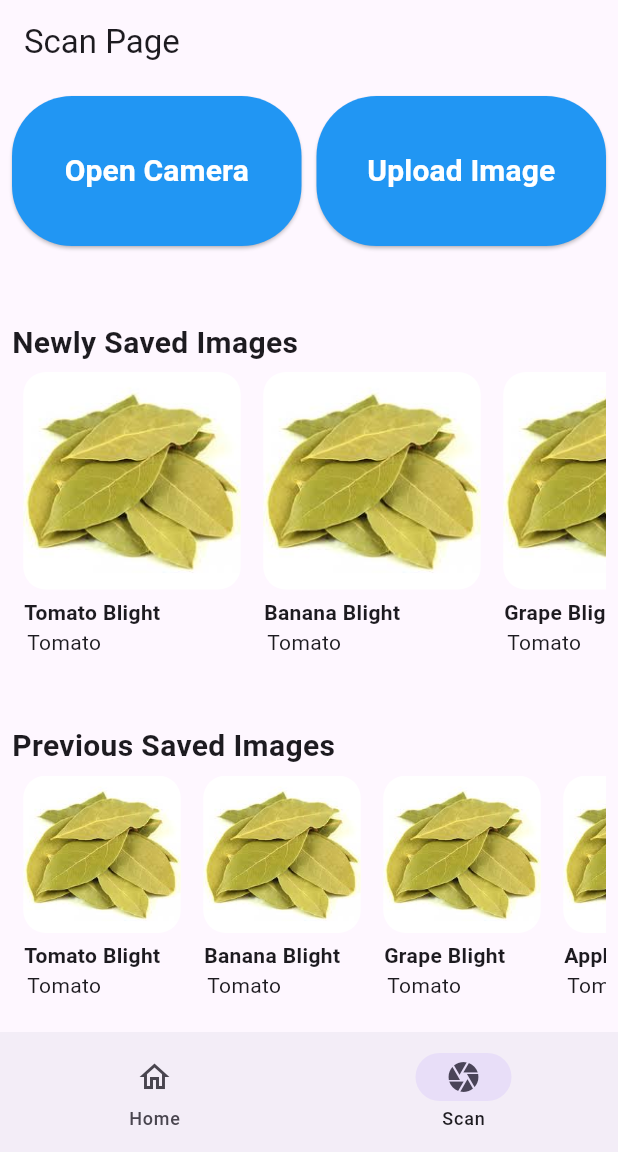
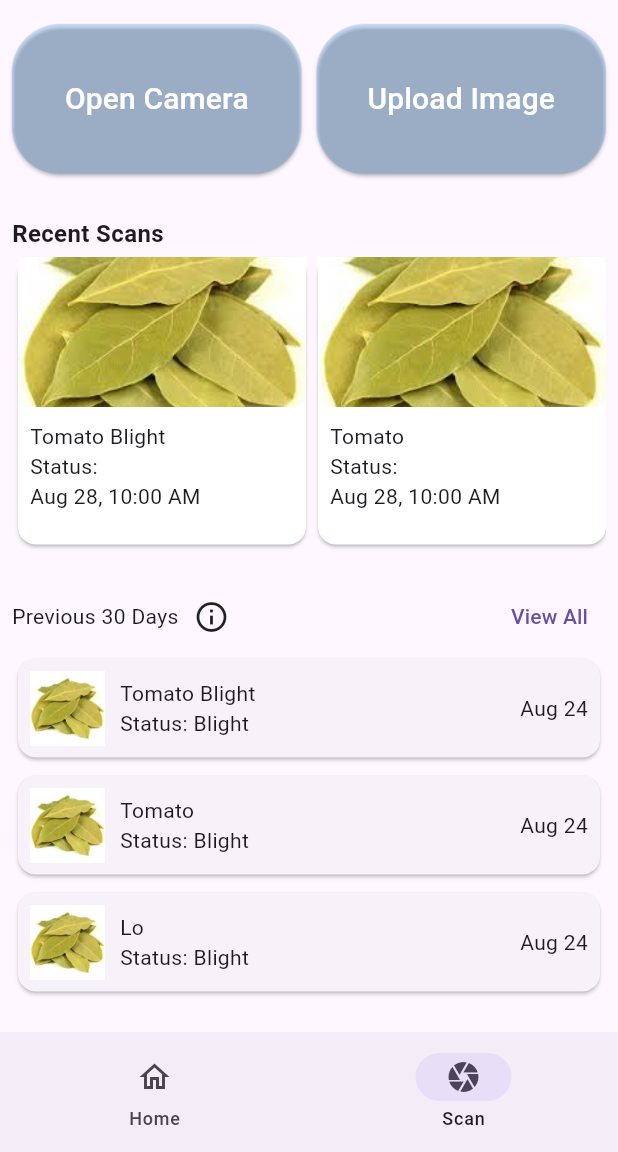
Before and after one commit to brentibanez331/plant-disease-thesis, a Flutter app: the screen it shows after launch, item 2 of the bottom bar chosen, on a phone screen of 412 x 824 dp, the part 84-1236 px from its top. Run offline on Flutter 3.47's test engine with Material 3 defaults, Android fonts, the phone set to English and light mode, and no system bars; our stand-ins replace firebase_auth, firebase_core, flutter_dotenv, image_picker; accounts and stored records are empty.

Commit message:
:rocket: card updates, katugnaw di sakon ginatiniran

```diff
--- a/lib/pages/scan.dart
+++ b/lib/pages/scan.dart
@@ -3,7 +3,8 @@ import 'package:flutter/material.dart';
 import 'package:image_picker/image_picker.dart';
 import 'package:thesis/pages/scan_result.dart';
 import 'package:thesis/services/camera_service.dart';
-import 'package:thesis/utils/containerWidgets.dart';
+import 'package:thesis/utils/colors.dart';
+import 'package:thesis/widgets/containerWidgets.dart';
 
 class ScanPage extends StatefulWidget {
   const ScanPage({Key? key}) : super(key: key);
@@ -50,50 +51,59 @@ class _ScanPageState extends State<ScanPage> {
   @override
   Widget build(BuildContext context) {
     return Scaffold(
-      appBar: AppBar(
-        title: const Text('Scan Page'),
-      ),
+      // appBar: AppBar(
+      //   title: const Text('Scan Page'),
+      // ),
       body: Padding(
         padding: const EdgeInsets.all(8.0),
+        child: SingleChildScrollView(
           child: Column(
             children: [
-            Row(
+              Padding(
+                padding: const EdgeInsets.symmetric(vertical: 8.0),
+                child: Row(
                   mainAxisAlignment: MainAxisAlignment.spaceEvenly,
                   children: [
                     Expanded(
+                      child: SizedBox(
+                        height: 100,
                         child: ElevatedButton(
                           onPressed: _openCamera,
                           style: ElevatedButton.styleFrom(
-                        backgroundColor: Colors.blue,
+                              backgroundColor: Colors.blue.withOpacity(0.2),
                               foregroundColor: Colors.white,
-                        minimumSize: const Size(20, 100),
+                              // minimumSize: const Size(20, 100),
                               shape: RoundedRectangleBorder(
-                            borderRadius: BorderRadius.circular(40))),
+                                  borderRadius: BorderRadius.circular(32))),
                           child: const Text(
                             "Open Camera",
-                      style:
-                          TextStyle(fontSize: 20, fontWeight: FontWeight.bold),
+                            style: TextStyle(fontSize: 20),
                           ),
                         ),
                       ),
-                const SizedBox(width: 10), // Add some space between the buttons
+                    ),
+                    const SizedBox(
+                        width: 10), // Add some space between the buttons
                     Expanded(
+                      child: SizedBox(
+                        height: 100,
                         child: ElevatedButton(
                           onPressed: _openGallery,
                           style: ElevatedButton.styleFrom(
-                        backgroundColor: Colors.blue,
+                              backgroundColor: Colors.blue.withOpacity(0.2),
                               foregroundColor: Colors.white,
-                        minimumSize: const Size(20, 100),
+                              // minimumSize: const Size(20, 100),
                               shape: RoundedRectangleBorder(
-                            borderRadius: BorderRadius.circular(40))),
+                                  borderRadius: BorderRadius.circular(32))),
                           child: const Text(
                             "Upload Image",
-                      style:
-                          TextStyle(fontSize: 20, fontWeight: FontWeight.bold),
+                            style: TextStyle(fontSize: 20),
+                          ),
                         ),
                       ),
                     ),
                   ],
+                ),
               ),
               if (image != null)
                 Padding(
@@ -104,87 +114,167 @@ class _ScanPageState extends State<ScanPage> {
                 child: Align(
                   alignment: Alignment.centerLeft,
                   child: Padding(
-                  padding: EdgeInsets.only(top: 50.0),
+                    padding: EdgeInsets.only(top: 20.0),
                     child: Text(
-                    "Newly Saved Images",
-                    style: TextStyle(fontWeight: FontWeight.bold, fontSize: 20),
+                      "Recent Scans",
+                      style:
+                          TextStyle(fontWeight: FontWeight.bold, fontSize: 16),
                     ),
                   ),
                 ),
               ),
-            SingleChildScrollView(
+              SizedBox(
+                height: 200,
+                child: ListView.builder(
                   scrollDirection: Axis.horizontal,
-              child: Row(
+                  itemCount: buttonTitles.length,
+                  itemBuilder: (context, index) {
+                    return SizedBox(
+                      width: 200,
+                      child: Card(
+                        child: Padding(
+                          padding: const EdgeInsets.only(bottom: 8.0),
+                          child: Column(
+                            crossAxisAlignment: CrossAxisAlignment.start,
                             children: [
-                  Containerwidgets().historyButton(
-                      context,
-                      'img/leafSample.jpeg',
-                      'Tomato Blight',
-                      'Tomato',
-                      160,
-                      200),
-                  Containerwidgets().historyButton(
-                      context,
-                      'img/leafSample.jpeg',
-                      'Banana Blight',
-                      'Tomato',
-                      160,
-                      200),
-                  Containerwidgets().historyButton(
-                      context,
-                      'img/leafSample.jpeg',
-                      'Grape Blight',
-                      'Tomato',
-                      160,
-                      200),
-                  Containerwidgets().historyButton(context,
-                      'img/leafSample.jpeg', 'Apple Blight', 'Tomato', 160, 200)
+                              Image(
+                                image: AssetImage("img/leafSample.jpeg"),
+                                height: 100,
+                                width: double.maxFinite,
+                                fit: BoxFit.cover,
+                              ),
+                              SizedBox(height: 10),
+                              Padding(
+                                padding:
+                                    const EdgeInsets.symmetric(horizontal: 8.0),
+                                child: Column(
+                                  crossAxisAlignment: CrossAxisAlignment.start,
+                                  children: [
+                                    Text(buttonTitles[index]),
+                                    Text("Status: "),
+                                    Text("Aug 28, 10:00 AM"),
+                                  ],
+                                ),
+                              )
                             ],
                           ),
                         ),
-            const SizedBox(
+                        color: AppColors.primary,
+                      ),
+                    );
+                  },
+                ),
+              ),
+
+              // SingleChildScrollView(
+              //   scrollDirection: Axis.horizontal,
+              //   child: Row(
+              //     children: [
+              //       Containerwidgets().historyButton(
+              //           context,
+              //           'img/leafSample.jpeg',
+              //           'Tomato Blight',
+              //           'Tomato',
+              //           160,
+              //           200),
+              //       Containerwidgets().historyButton(
+              //           context,
+              //           'img/leafSample.jpeg',
+              //           'Banana Blight',
+              //           'Tomato',
+              //           160,
+              //           200),
+              //       Containerwidgets().historyButton(
+              //           context,
+              //           'img/leafSample.jpeg',
+              //           'Grape Blight',
+              //           'Tomato',
+              //           160,
+              //           200),
+              //       Containerwidgets().historyButton(
+              //           context,
+              //           'img/leafSample.jpeg',
+              //           'Apple Blight',
+              //           'Tomato',
+              //           160,
+              //           200)
+              //     ],
+              //   ),
+              // ),
+              SizedBox(
                 child: Align(
                   alignment: Alignment.centerLeft,
                   child: Padding(
-                  padding: EdgeInsets.only(top: 40.0),
-                  child: Text(
-                    "Previous Saved Images",
-                    style: TextStyle(fontWeight: FontWeight.bold, fontSize: 20),
+                    padding: EdgeInsets.only(top: 20.0),
+                    child: Row(
+                      mainAxisAlignment: MainAxisAlignment.spaceBetween,
+                      children: [
+                        Row(
+                          children: [
+                            Text(
+                              "Previous 30 Days",
+                              // style:
+                              //     TextStyle(fontSize: 20),
+                            ),
+                            SizedBox(width: 10),
+                            Icon(Icons.info_outline)
+                          ],
+                        ),
+                        TextButton(
+                          child: Text("View All"),
+                          onPressed: () {},
+                        )
+                      ],
                     ),
                   ),
                 ),
               ),
-            SingleChildScrollView(
-              scrollDirection: Axis.horizontal,
+              ListView.builder(
+                  shrinkWrap: true,
+                  itemCount: buttonTitles.length,
+                  physics: NeverScrollableScrollPhysics(),
+                  itemBuilder: (BuildContext context, int index) {
+                    return Padding(
+                        padding: const EdgeInsets.only(bottom: 4.0),
+                        child: Card(
+                          // style: FilledButton.styleFrom(
+                          //     backgroundColor: AppColors.cardBackground),
+                          child: GestureDetector(
+                            onTap: () {},
+                            child: Padding(
+                              padding: const EdgeInsets.all(8.0),
                               child: Row(
+                                mainAxisAlignment:
+                                    MainAxisAlignment.spaceBetween,
                                 children: [
-                  Containerwidgets().historyButton(
-                      context,
-                      'img/leafSample.jpeg',
-                      'Tomato Blight',
-                      'Tomato',
-                      120,
-                      160),
-                  Containerwidgets().historyButton(
-                      context,
-                      'img/leafSample.jpeg',
-                      'Banana Blight',
-                      'Tomato',
-                      120,
-                      160),
-                  Containerwidgets().historyButton(
-                      context,
-                      'img/leafSample.jpeg',
-                      'Grape Blight',
-                      'Tomato',
-                      120,
-                      160),
-                  Containerwidgets().historyButton(context,
-                      'img/leafSample.jpeg', 'Apple Blight', 'Tomato', 120, 160)
+                                  Row(
+                                    children: [
+                                      Image(
+                                          image:
+                                              AssetImage("img/leafSample.jpeg"),
+                                          width: 50,
+                                          height: 50),
+                                      SizedBox(width: 10),
+                                      Column(
+                                        // mainAxisAlignment: MainAxisAlignment.start,
+                                        crossAxisAlignment:
+                                            CrossAxisAlignment.start,
+                                        children: [
+                                          Text(buttonTitles[index]),
+                                          Text("Status: Blight"),
+                                        ],
+                                      )
+                                    ],
+                                  ),
+                                  Text("Aug 24")
                                 ],
                               ),
                             ),
+                          ),
+                        ));
+                  })
             ],
+          ),
         ),
       ),
     );
--- a/lib/utils/colors.dart
+++ b/lib/utils/colors.dart
@@ -4,4 +4,5 @@ class AppColors {
   static Color primary = Colors.white;
   static Color secondary = Colors.black;
   static Color buttonBackground = Colors.blue;
+  static Color cardBackground = Colors.white;
 }
```
Also changed, not shown: lib/widgets/containerWidgets.dart (renamed from lib/utils/containerWidgets.dart), pubspec.lock. Lines whose indentation alone changed are shown as unchanged.
